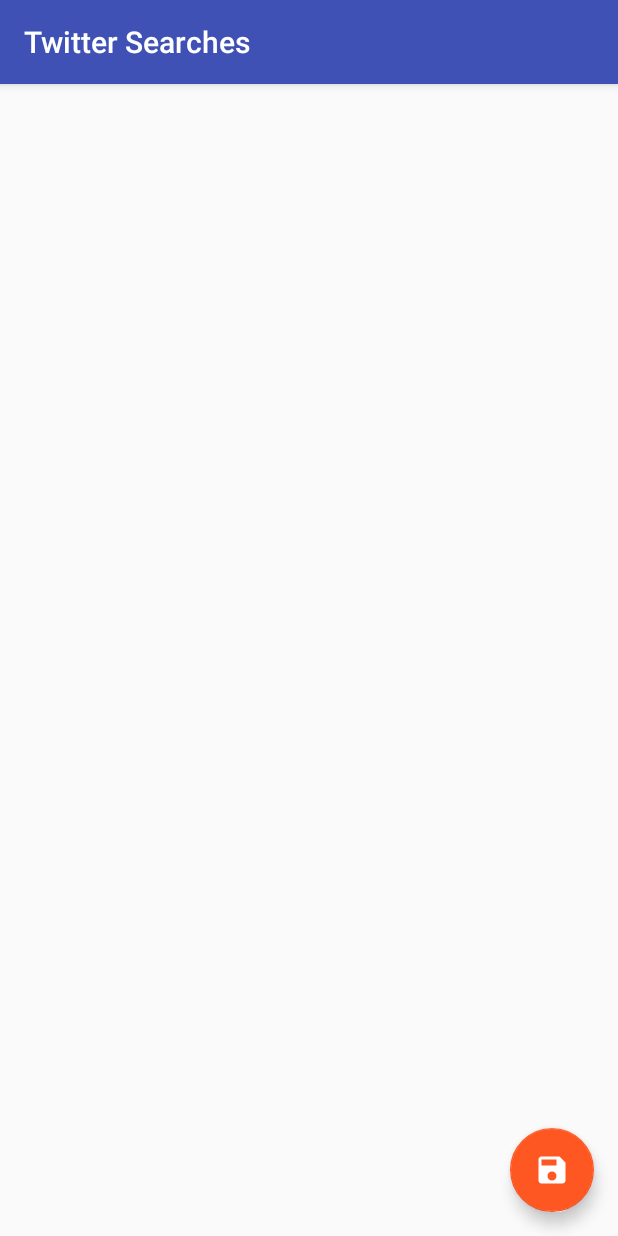
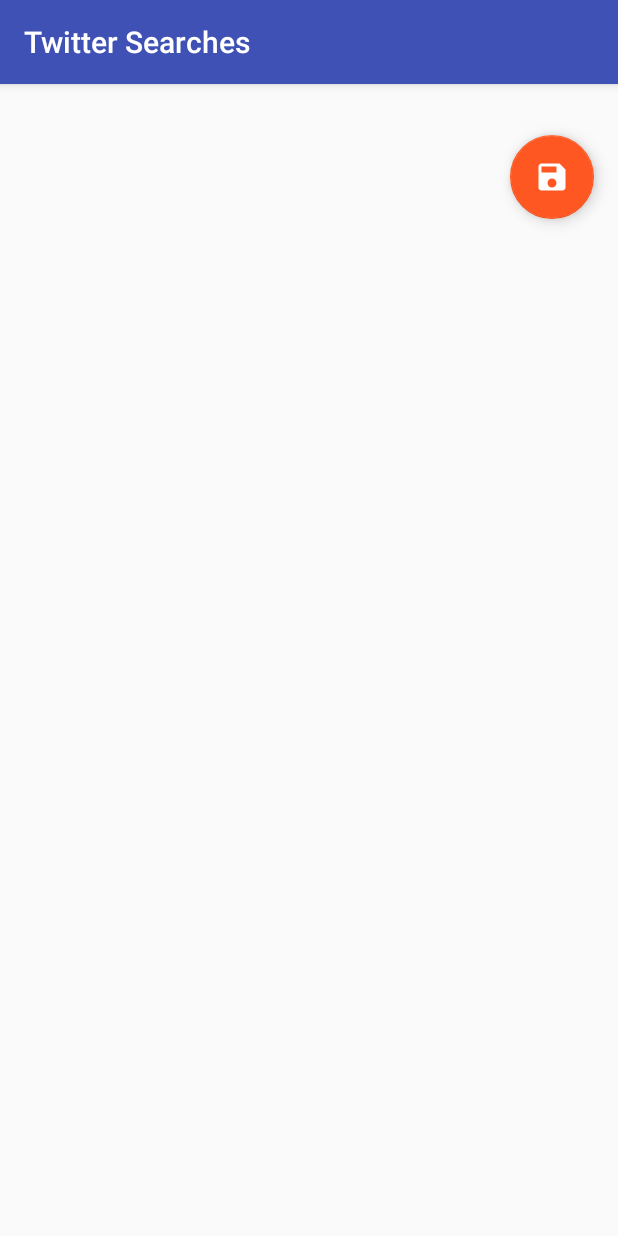
Before and after one commit to solandmedotru/TwitterSearcher, an Android app: the screen it shows after launch (MainActivity), on a phone screen of 412 x 824 dp. Run offline under Robolectric (Android 15) with nearby library versions, the phone set to English and light mode, and no system bars.

Commit message:
change activity_main layout

```diff
--- a/app/src/main/res/layout/activity_main.xml
+++ b/app/src/main/res/layout/activity_main.xml
@@ -27,8 +27,10 @@
         android:id="@+id/fab"
         android:layout_width="wrap_content"
         android:layout_height="wrap_content"
-        android:layout_gravity="bottom|end"
-        android:layout_margin="@dimen/fab_margin"
+        android:layout_gravity="top|end"
+        android:layout_marginEnd="@dimen/fab_margin"
+        android:layout_marginTop="@dimen/fab_margin_top"
+        android:contentDescription="@string/save_description"
         android:src="@drawable/ic_save_24dp" />
 
 </android.support.design.widget.CoordinatorLayout>
```
